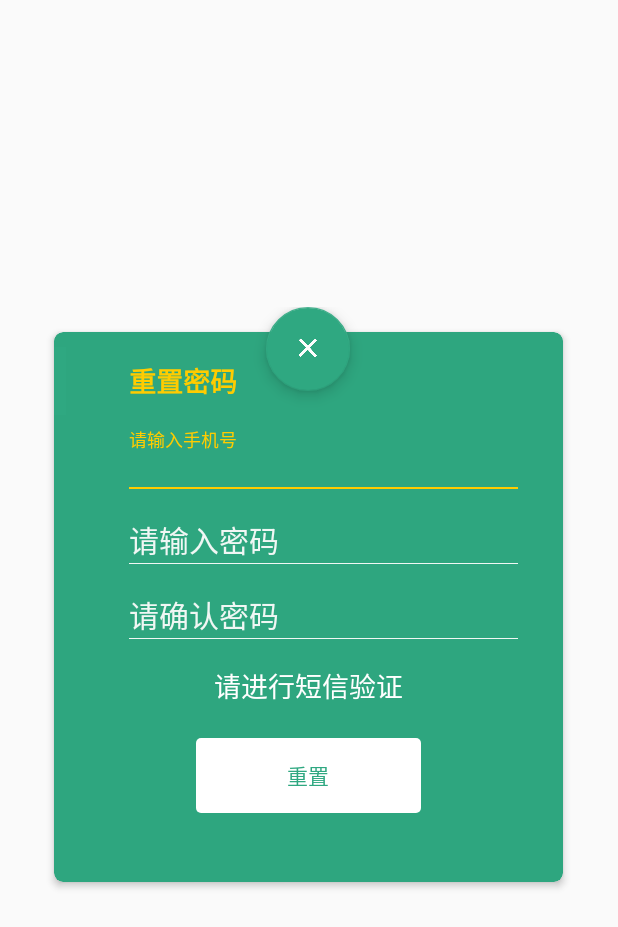
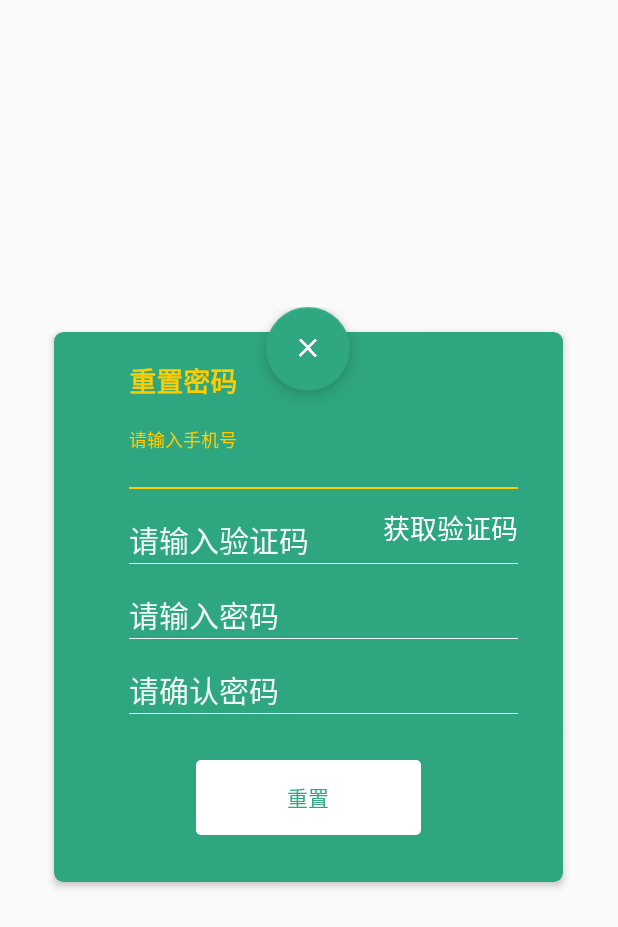
Before and after one commit to jishiDevelopers/jishi-APP, an Android app: the layout activity_forget_password.xml on its own in the app's theme, with its tools: preview values and no code run, on a phone screen of 412 x 824 dp. Shown: the top 927 px of the screen. Run offline under Robolectric (Android 15) with nearby library versions, the phone set to English and light mode, and no system bars.

Commit message:
完成忘记密码界面短信验证码自定义GUI设计

```diff
--- a/app/src/main/res/layout/activity_forget_password.xml
+++ b/app/src/main/res/layout/activity_forget_password.xml
@@ -71,7 +71,7 @@
                             android:paddingBottom="2dp" />
                     </android.support.design.widget.TextInputLayout>
                 </RelativeLayout>
-<!--
+
                 <RelativeLayout
                     android:paddingStart="50dp"
                     android:paddingEnd="30dp"
@@ -94,22 +94,30 @@
                             android:background="@drawable/selector_bg_edit_2"
                             android:textCursorDrawable="@drawable/bg_input_cursor_2"
                             android:paddingBottom="2dp" />
+
+                        <TextView
+                            android:id="@+id/now"
+                            android:layout_width="fill_parent"
+                            android:layout_height="wrap_content"
+                            android:layout_toRightOf="@+id/et_code"
+                            android:gravity="center_horizontal"
+                            android:visibility="gone"
+                            android:text="提示信息"
+                            android:textColor="#aaaaaa" />
                     </android.support.design.widget.TextInputLayout>
 
                     <Button
-                        android:id="@+id/btn_send"
+                        android:id="@+id/button_send"
                         android:layout_width="wrap_content"
                         android:layout_height="30dp"
                         android:layout_alignParentEnd="true"
-                        android:layout_marginTop="5dp"
-                        android:layout_marginEnd="0dp"
                         android:background="@null"
                         android:button="@drawable/selector_bg_edit_2"
                         android:text="@string/send"
                         android:textColor="#FFFFFF"
                         android:textSize="18sp" />
                 </RelativeLayout>
--->
+
                 <LinearLayout
                     android:paddingStart="50dp"
                     android:paddingEnd="30dp"
@@ -159,7 +167,7 @@
                             android:paddingBottom="2dp" />
                     </android.support.design.widget.TextInputLayout>
                 </LinearLayout>
-
+<!--
                 <Button
                     android:id="@+id/button_send"
                     android:layout_width="wrap_content"
@@ -172,7 +180,7 @@
                     android:text="@string/send"
                     android:textColor="#FFFFFF"
                     android:textSize="18sp" />
-
+-->
                 <Button
                     android:layout_marginTop="20dp"
                     android:layout_gravity="center_horizontal"
@@ -196,5 +204,4 @@
             android:layout_gravity="center_horizontal|top" />
     </FrameLayout>
 
-
 </RelativeLayout>
--- a/app/src/main/res/values/strings.xml
+++ b/app/src/main/res/values/strings.xml
@@ -11,7 +11,7 @@
     <string name="Next_R">注册</string>
     <string name="Next_F">重置</string>
     <string name="register">注册</string>
-    <string name="send">请进行短信验证</string>
+    <string name="send">获取验证码</string>
     <string name="code">请输入验证码</string>
     <string name="finish">我选完啦</string>
     <string name="space"> </string>
```
Also changed, not shown: app/src/main/java/com/bbel/eatnow/ForgetPasswordActivity.java (+139 -43 lines), 1 other file.
